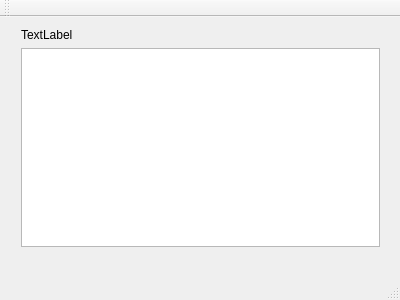
The window that DebugTool/mainwindow.ui (mOnkD404/MindgoMachineConfigTool) describes before a commit, drawn with Qt 5.
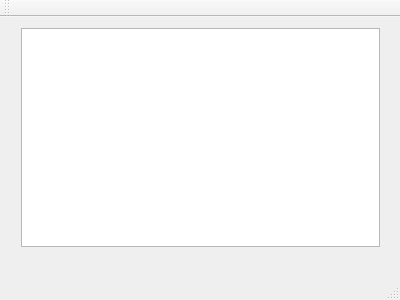
The same window after the commit.

```diff
--- a/DebugTool/mainwindow.ui
+++ b/DebugTool/mainwindow.ui
@@ -25,14 +25,7 @@
     </property>
     <layout class="QVBoxLayout" name="verticalLayout">
      <item>
-      <widget class="QLabel" name="label">
-       <property name="text">
-        <string>TextLabel</string>
-       </property>
-      </widget>
-     </item>
-     <item>
-      <widget class="QTableView" name="tableView"/>
+      <widget class="QListWidget" name="listWidget"/>
      </item>
     </layout>
    </widget>
```
